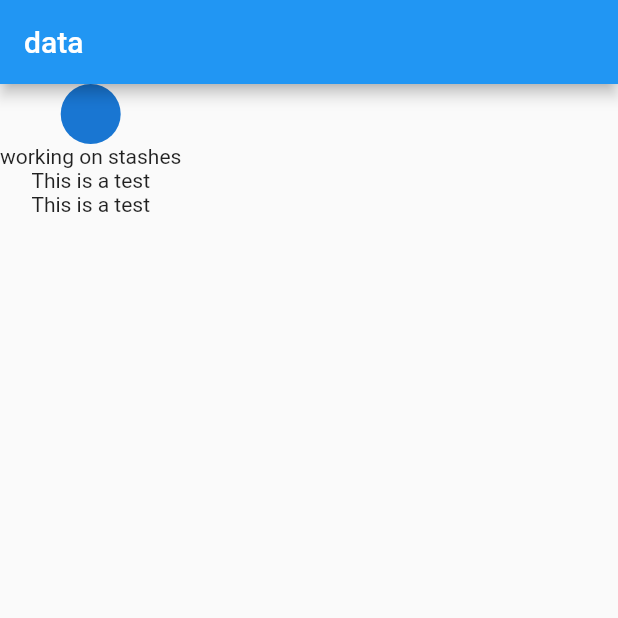
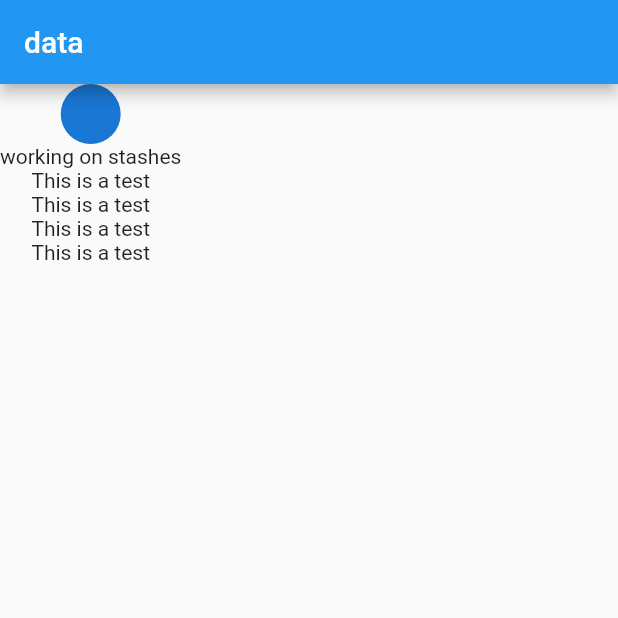
Before and after one commit to iamVictorSam/demo-user, a Flutter app: the screen it shows after launch, on a phone screen of 412 x 824 dp, the top half of it. Run offline on Flutter 3.47's test engine with Material 2 defaults, Android fonts, the phone set to English and light mode, and no system bars.

Commit message:
added changed children

```diff
--- a/lib/home_page.dart
+++ b/lib/home_page.dart
@@ -14,6 +14,8 @@ class HomePage extends StatelessWidget {
         Text('working on stashes'),
         Text('This is a test'),
         Text('This is a test'),
+        Text('This is a test'),
+        Text('This is a test'),
       ]),
     );
   }
```
